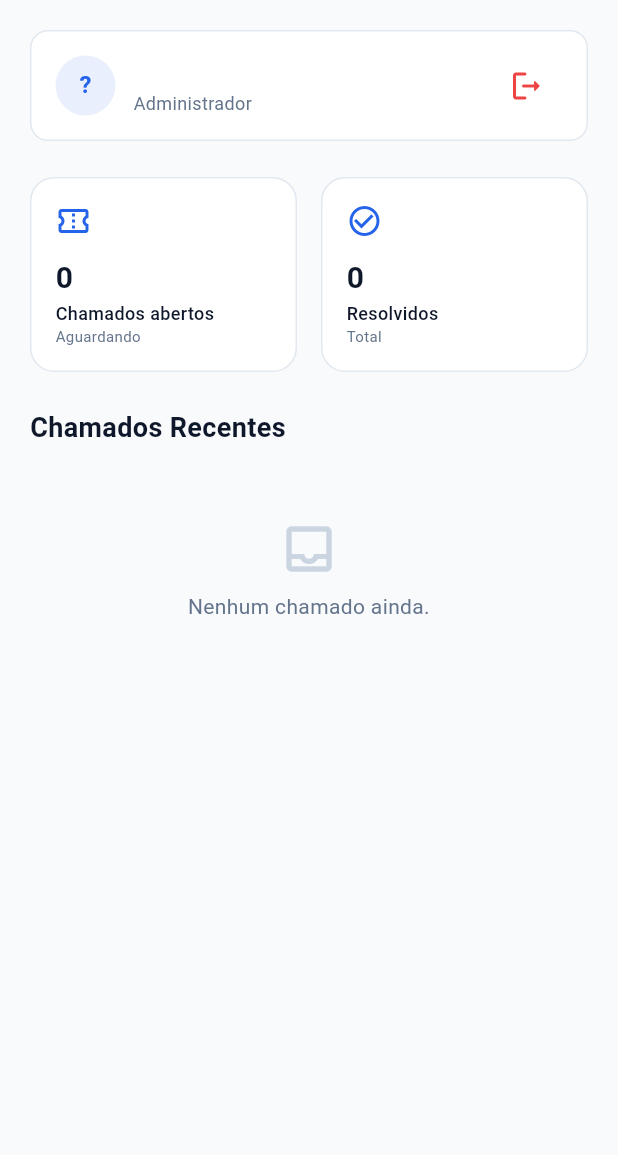
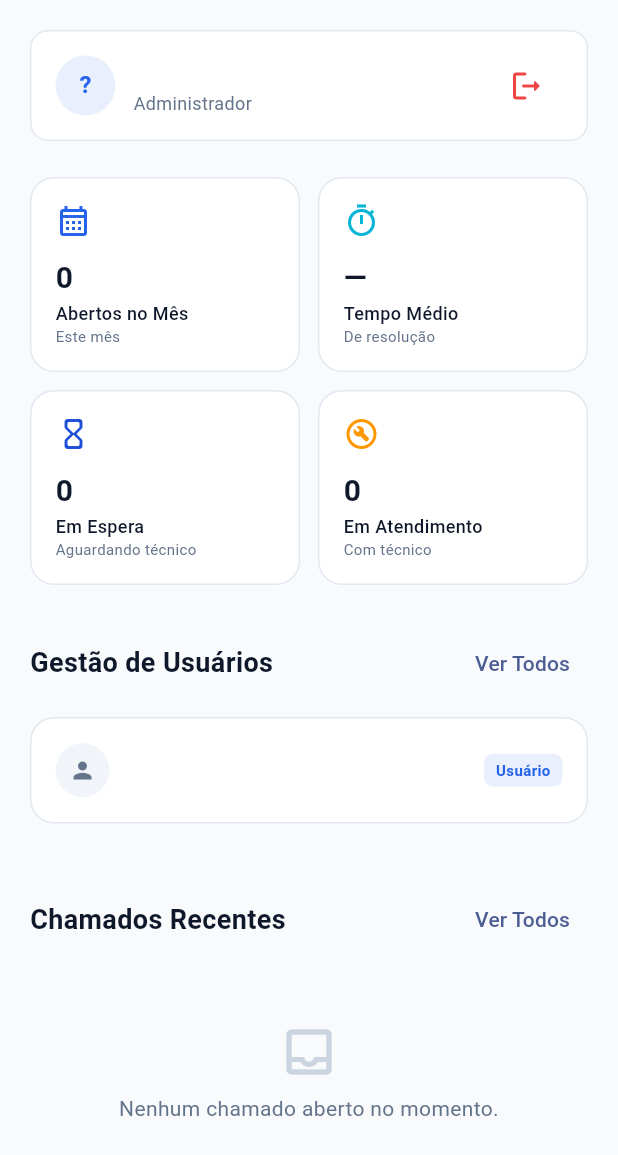
Before and after one commit to Kiratsuji/TicketFlow, a Flutter app: the AdminHomePage widget shown alone on an empty page, opened directly with empty values, on a phone screen of 412 x 824 dp. Shown: the top 1155 px of the screen. Run offline on Flutter 3.47's test engine with Material 3 defaults, Android fonts, the phone set to English and light mode, and no system bars; our stand-ins replace cloud_firestore, firebase_auth, firebase_core; accounts and stored records are empty.

Commit message:
feat: changed dashboard layout

```diff
--- a/lib/screens/admin/adminHomePage.dart
+++ b/lib/screens/admin/adminHomePage.dart
@@ -5,10 +5,29 @@ import '../../models/userModel.dart';
 import '../../services/ticketService.dart';
 import '../../services/userService.dart';
 import '../../widgets/appWidgets.dart';
+import '../colors/appColors.dart';
+import '../tech/openTicketsPage.dart';
+import 'usersPage.dart';
 
 class AdminHomePage extends StatelessWidget {
   final String username;
   const AdminHomePage({super.key, required this.username});
+
+  /// "3.5h" para médias abaixo de 1 dia, "2.1d" acima disso; "—" quando
+  /// ainda não há nenhum chamado resolvido para calcular a média.
+  String _averageResolutionLabel(List<TicketModel> tickets) {
+    final resolved = tickets
+        .where((t) => t.isResolved && t.createdAt != null && t.resolvedAt != null)
+        .toList();
+    if (resolved.isEmpty) return '—';
+
+    final totalMinutes = resolved.fold<int>(
+        0, (sum, t) => sum + t.resolvedAt!.difference(t.createdAt!).inMinutes);
+    final avgHours = (totalMinutes / resolved.length) / 60;
+    return avgHours < 24
+        ? '${avgHours.toStringAsFixed(1)}h'
+        : '${(avgHours / 24).toStringAsFixed(1)}d';
+  }
 
   @override
   Widget build(BuildContext context) {
@@ -27,8 +46,17 @@ class AdminHomePage extends StatelessWidget {
             stream: TicketService().streamAll(companyId),
             builder: (context, snap) {
               final tickets = snap.data ?? [];
-              final open = tickets.where((t) => !t.isResolved).length;
-              final resolved = tickets.length - open;
+              final now = DateTime.now();
+
+              final openedThisMonth = tickets
+                  .where((t) =>
+              t.createdAt != null &&
+                  t.createdAt!.year == now.year &&
+                  t.createdAt!.month == now.month)
+                  .length;
+              final waiting = tickets.where((t) => t.isOpen).length;
+              final inProgress = tickets.where((t) => t.isInProgress).length;
+              final recentOpen = tickets.where((t) => t.isOpen).take(3).toList();
 
               return SingleChildScrollView(
                 padding: const EdgeInsets.all(20),
@@ -39,34 +67,102 @@ class AdminHomePage extends StatelessWidget {
                         username: username,
                         roleLabel: UserRole.label(UserRole.admin)),
                     const SizedBox(height: 24),
+
+                    // Indicadores da empresa.
                     Row(
                       children: [
                         Expanded(
                           child: StatCard(
-                            title: 'Chamados abertos',
-                            value: '$open',
-                            subtitle: 'Aguardando',
-                            icon: Icons.confirmation_number_outlined,
+                            title: 'Abertos no Mês',
+                            value: '$openedThisMonth',
+                            subtitle: 'Este mês',
+                            icon: Icons.calendar_month_outlined,
+                            color: AppColors.primaryColor,
                           ),
                         ),
-                        const SizedBox(width: 16),
+                        const SizedBox(width: 12),
                         Expanded(
                           child: StatCard(
-                            title: 'Resolvidos',
-                            value: '$resolved',
-                            subtitle: 'Total',
-                            icon: Icons.check_circle_outline,
+                            title: 'Tempo Médio',
+                            value: _averageResolutionLabel(tickets),
+                            subtitle: 'De resolução',
+                            icon: Icons.timer_outlined,
+                            color: AppColors.secondaryColor,
                           ),
                         ),
                       ],
                     ),
-                    const SizedBox(height: 24),
-                    const SectionTitle('Chamados Recentes'),
-                    if (tickets.isEmpty)
-                      const EmptyState(message: 'Nenhum chamado ainda.')
+                    const SizedBox(height: 12),
+                    Row(
+                      children: [
+                        Expanded(
+                          child: StatCard(
+                            title: 'Em Espera',
+                            value: '$waiting',
+                            subtitle: 'Aguardando técnico',
+                            icon: Icons.hourglass_empty_rounded,
+                            color: AppColors.primaryColorDark,
+                          ),
+                        ),
+                        const SizedBox(width: 12),
+                        Expanded(
+                          child: StatCard(
+                            title: 'Em Atendimento',
+                            value: '$inProgress',
+                            subtitle: 'Com técnico',
+                            icon: Icons.build_circle_outlined,
+                            color: statusColor(TicketStatus.inProgress),
+                          ),
+                        ),
+                      ],
+                    ),
+                    const SizedBox(height: 28),
+
+                    // Gestão de usuários: resumo + atalho para a tela completa.
+                    _SectionHeader(
+                      title: 'Gestão de Usuários',
+                      onSeeAll: () => Navigator.push(
+                        context,
+                        MaterialPageRoute(builder: (_) => const UsersPage()),
+                      ),
+                    ),
+                    const SizedBox(height: 12),
+                    StreamBuilder<List<AppUser>>(
+                      stream: UserService().streamUsers(companyId),
+                      builder: (context, userListSnap) {
+                        if (!userListSnap.hasData) {
+                          return const Padding(
+                            padding: EdgeInsets.all(24),
+                            child: Center(child: CircularProgressIndicator()),
+                          );
+                        }
+                        final users = userListSnap.data!.take(4).toList();
+                        if (users.isEmpty) {
+                          return const EmptyState(
+                              message: 'Nenhum usuário cadastrado.');
+                        }
+                        return Column(
+                          children:
+                          users.map((u) => UserTile(user: u)).toList(),
+                        );
+                      },
+                    ),
+                    const SizedBox(height: 28),
+
+                    // Chamados recentes: só os abertos, com atalho para a fila.
+                    _SectionHeader(
+                      title: 'Chamados Recentes',
+                      onSeeAll: () => Navigator.push(
+                        context,
+                        MaterialPageRoute(
+                            builder: (_) => const OpenTicketsPage()),
+                      ),
+                    ),
+                    const SizedBox(height: 12),
+                    if (recentOpen.isEmpty)
+                      const EmptyState(message: 'Nenhum chamado aberto no momento.')
                     else
-                      ...tickets
-                          .take(5)
+                      ...recentOpen
                           .map((t) => TicketCard(ticket: t, showAuthor: true)),
                   ],
                 ),
@@ -78,3 +174,24 @@ class AdminHomePage extends StatelessWidget {
     );
   }
 }
+
+class _SectionHeader extends StatelessWidget {
+  final String title;
+  final VoidCallback onSeeAll;
+  const _SectionHeader({required this.title, required this.onSeeAll});
+
+  @override
+  Widget build(BuildContext context) {
+    return Row(
+      mainAxisAlignment: MainAxisAlignment.spaceBetween,
+      children: [
+        Text(title,
+            style: const TextStyle(fontWeight: FontWeight.bold, fontSize: 18)),
+        TextButton(
+          onPressed: onSeeAll,
+          child: const Text('Ver Todos'),
+        ),
+      ],
+    );
+  }
+}
--- a/lib/screens/admin/usersPage.dart
+++ b/lib/screens/admin/usersPage.dart
@@ -59,7 +59,7 @@ class UsersPage extends StatelessWidget {
                         }
                         return ListView.builder(
                           itemCount: users.length,
-                          itemBuilder: (_, i) => _UserTile(user: users[i]),
+                          itemBuilder: (_, i) => UserTile(user: users[i]),
                         );
                       },
                     ),
@@ -72,9 +72,9 @@ class UsersPage extends StatelessWidget {
   }
 }
 
-class _UserTile extends StatelessWidget {
+class UserTile extends StatelessWidget {
   final AppUser user;
-  const _UserTile({required this.user});
+  const UserTile({super.key, required this.user});
 
   @override
   Widget build(BuildContext context) {
```
